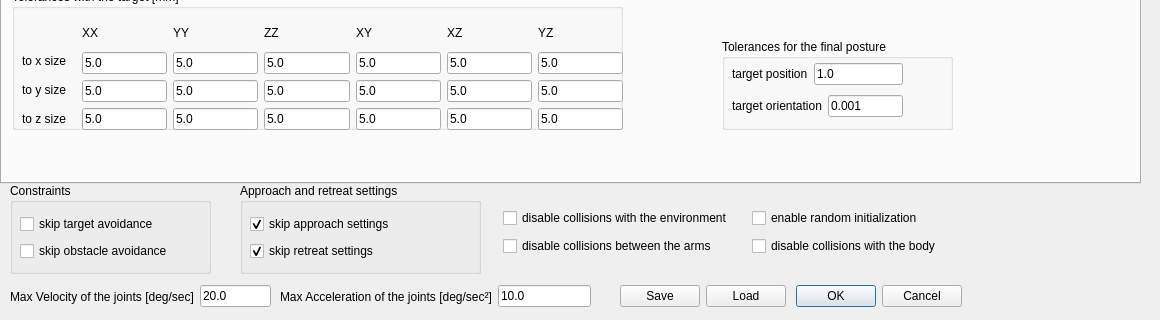
Before: the Qt Designer form ui/toldialoghump_dual.ui in zohannn/motion_manager, drawn with Qt 5; both pictures show x 0 to 1160 and y 417 to 737 of the 1160 by 737 pixel window.
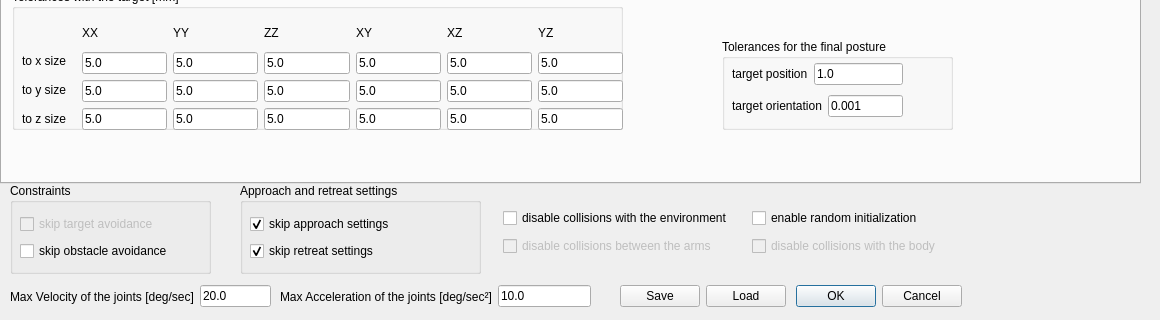
After: the same form once the commit is applied.

```diff
--- a/ui/toldialoghump_dual.ui
+++ b/ui/toldialoghump_dual.ui
@@ -63,6 +63,9 @@
     <layout class="QVBoxLayout" name="verticalLayout_16">
      <item>
       <widget class="QCheckBox" name="checkBox_tar_av">
+       <property name="enabled">
+        <bool>false</bool>
+       </property>
        <property name="text">
         <string>skip target avoidance</string>
        </property>
@@ -6225,7 +6228,7 @@
     </item>
    </layout>
   </widget>
-  <widget class="QWidget" name="">
+  <widget class="QWidget" name="layoutWidget">
    <property name="geometry">
     <rect>
      <x>503</x>
@@ -6263,6 +6266,9 @@
      <layout class="QHBoxLayout" name="horizontalLayout_24">
       <item>
        <widget class="QCheckBox" name="checkBox_coll_arms">
+        <property name="enabled">
+         <bool>false</bool>
+        </property>
         <property name="text">
          <string>disable collisions between the arms</string>
         </property>
@@ -6273,6 +6279,9 @@
       </item>
       <item>
        <widget class="QCheckBox" name="checkBox_coll_body">
+        <property name="enabled">
+         <bool>false</bool>
+        </property>
         <property name="text">
          <string>disable collisions with the body</string>
         </property>
```
Left out of the diff: 1 changed line with no effect on the pictures.
